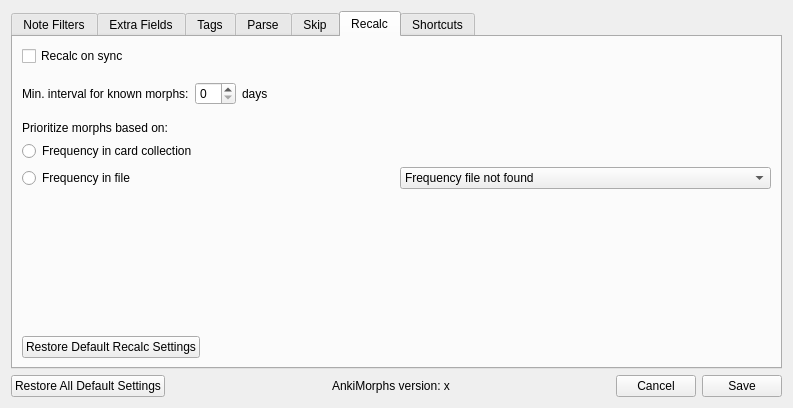
The window that ankimorphs/ui/settings_dialog.ui (mortii/anki-morphs) describes before a commit, drawn with Qt 5.
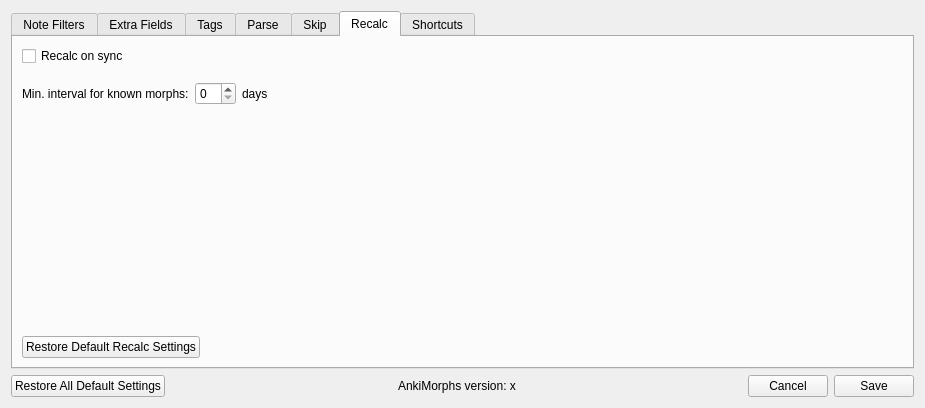
The same window after the commit. The open tabs and pages were chosen to show the change.

Commit message: added morph priority to note filters (#59)

Patch:
```diff
--- a/ankimorphs/ui/settings_dialog.ui
+++ b/ankimorphs/ui/settings_dialog.ui
@@ -9,7 +9,7 @@
    <rect>
     <x>0</x>
     <y>0</y>
-    <width>793</width>
+    <width>925</width>
     <height>408</height>
    </rect>
   </property>
@@ -452,62 +452,6 @@
              </item>
             </layout>
            </item>
-           <item>
-            <layout class="QVBoxLayout" name="verticalLayout_14">
-             <property name="topMargin">
-              <number>10</number>
-             </property>
-             <item>
-              <widget class="QLabel" name="label_5">
-               <property name="text">
-                <string>Prioritize morphs based on:</string>
-               </property>
-              </widget>
-             </item>
-             <item>
-              <widget class="QRadioButton" name="recalc_prioritize_collection_input">
-               <property name="text">
-                <string>Frequency in card collection</string>
-               </property>
-              </widget>
-             </item>
-            </layout>
-           </item>
-           <item>
-            <layout class="QHBoxLayout" name="horizontalLayout_14">
-             <item alignment="Qt::AlignLeft">
-              <widget class="QRadioButton" name="recalc_prioritize_frequency_input">
-               <property name="enabled">
-                <bool>true</bool>
-               </property>
-               <property name="text">
-                <string>Frequency in file</string>
-               </property>
-              </widget>
-             </item>
-             <item>
-              <widget class="QComboBox" name="frequency_selector">
-               <property name="enabled">
-                <bool>true</bool>
-               </property>
-               <property name="minimumSize">
-                <size>
-                 <width>150</width>
-                 <height>0</height>
-                </size>
-               </property>
-               <property name="currentText">
-                <string>Frequency file not found</string>
-               </property>
-               <item>
-                <property name="text">
-                 <string>Frequency file not found</string>
-                </property>
-               </item>
-              </widget>
-             </item>
-            </layout>
-           </item>
            <item>
             <spacer name="verticalSpacer_3">
              <property name="orientation">
```
Left out of the diff: 7 changed lines with no effect on the pictures. The commit also changes 6 other files.
